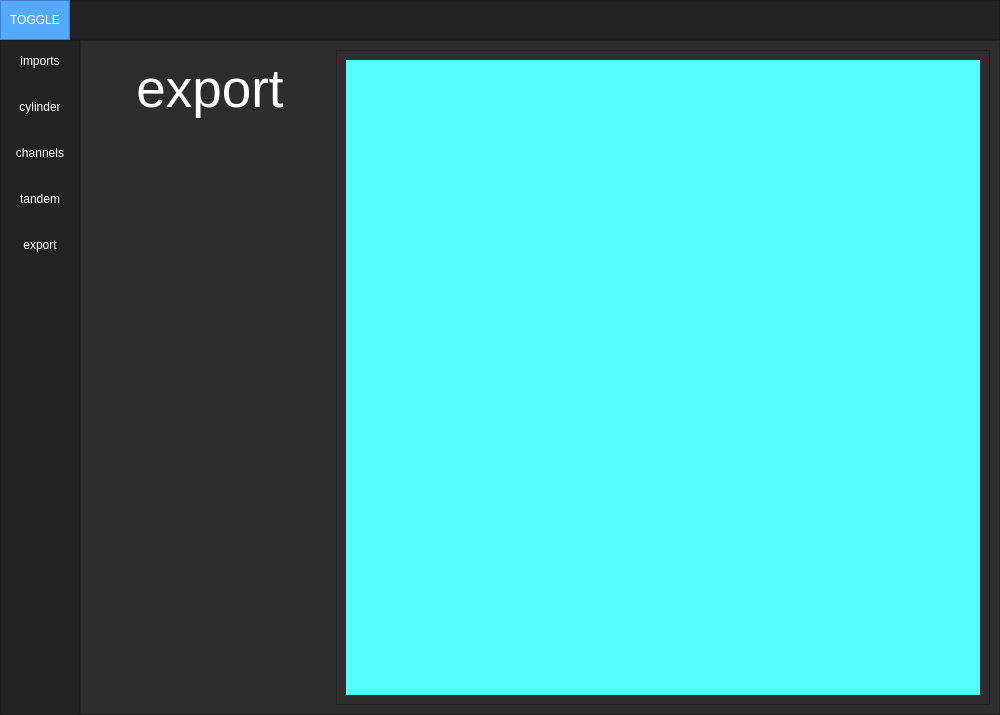
This is Presentation/MainWindow/ui_main.ui in nsmela/brachify as Qt 5 draws it before an edit. The edited form follows.
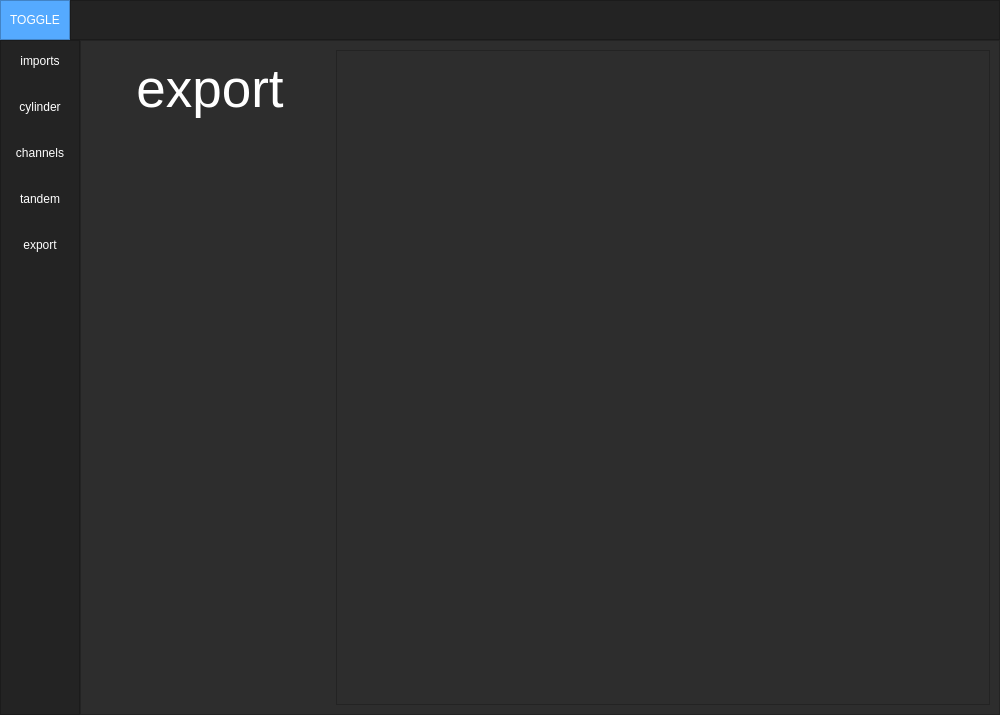
This is the edited form.

Diff of the .ui file:
```diff
--- a/Presentation/MainWindow/ui_main.ui
+++ b/Presentation/MainWindow/ui_main.ui
@@ -486,21 +486,7 @@
             <property name="frameShadow">
              <enum>QFrame::Raised</enum>
             </property>
-            <layout class="QGridLayout" name="gridLayout">
-             <item row="0" column="0">
-              <widget class="QWidget" name="widget" native="true">
-               <property name="minimumSize">
-                <size>
-                 <width>600</width>
-                 <height>600</height>
-                </size>
-               </property>
-               <property name="styleSheet">
-                <string notr="true">background-color: rgb(85, 255, 255);</string>
-               </property>
-              </widget>
-             </item>
-            </layout>
+            <layout class="QGridLayout" name="gridLayout"/>
            </widget>
           </item>
          </layout>
```
Left out of the diff: 3 changed lines with no effect on the pictures.
